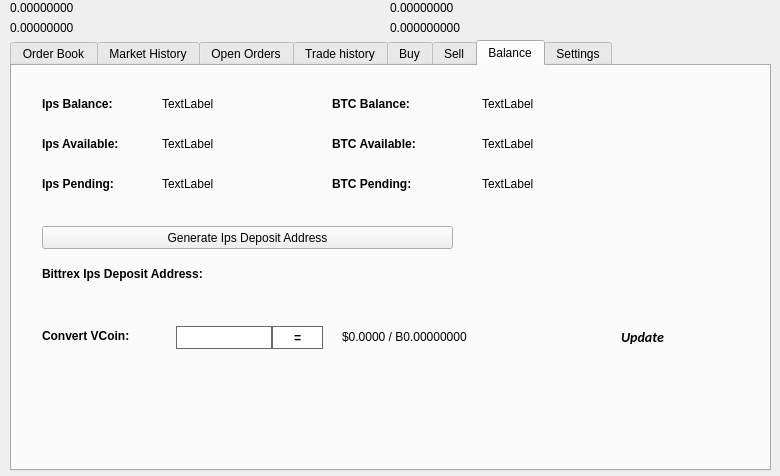
Qt form src/qt/forms/tradingdialog.ui (hazzardt/midas) before a commit.
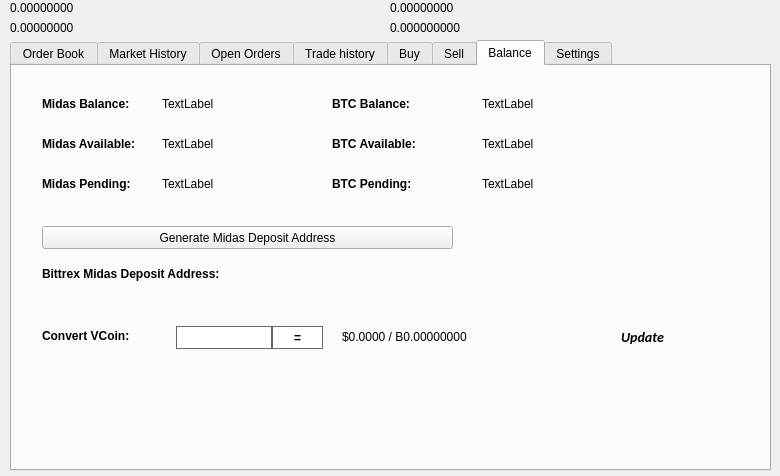
The same form after that commit. The open tabs and pages were chosen to show the change. Icons and pictures are not drawn.

Diff of the .ui file:
```diff
--- a/src/qt/forms/tradingdialog.ui
+++ b/src/qt/forms/tradingdialog.ui
@@ -2762,7 +2762,7 @@
       </font>
      </property>
      <property name="text">
-      <string>Ips Balance:</string>
+      <string>Midas Balance:</string>
      </property>
     </widget>
     <widget class="QLabel" name="label_12">
@@ -2813,7 +2813,7 @@
       </font>
      </property>
      <property name="text">
-      <string>Ips Available:</string>
+      <string>Midas Available:</string>
      </property>
     </widget>
     <widget class="QLabel" name="label_14">
@@ -2832,7 +2832,7 @@
       </font>
      </property>
      <property name="text">
-      <string>Ips Pending:</string>
+      <string>Midas Pending:</string>
      </property>
     </widget>
     <widget class="QLabel" name="IpsPendingLabel">
@@ -2928,7 +2928,7 @@
       </font>
      </property>
      <property name="text">
-      <string>Bittrex Ips Deposit Address:</string>
+      <string>Bittrex Midas Deposit Address:</string>
      </property>
     </widget>
     <widget class="QPushButton" name="GenDepositBTN">
@@ -2941,7 +2941,7 @@
       </rect>
      </property>
      <property name="text">
-      <string>Generate Ips Deposit Address</string>
+      <string>Generate Midas Deposit Address</string>
      </property>
      <property name="icon">
       <iconset resource="../ips.qrc">
```
Left out of the diff: 24 changed lines with no effect on the pictures.
